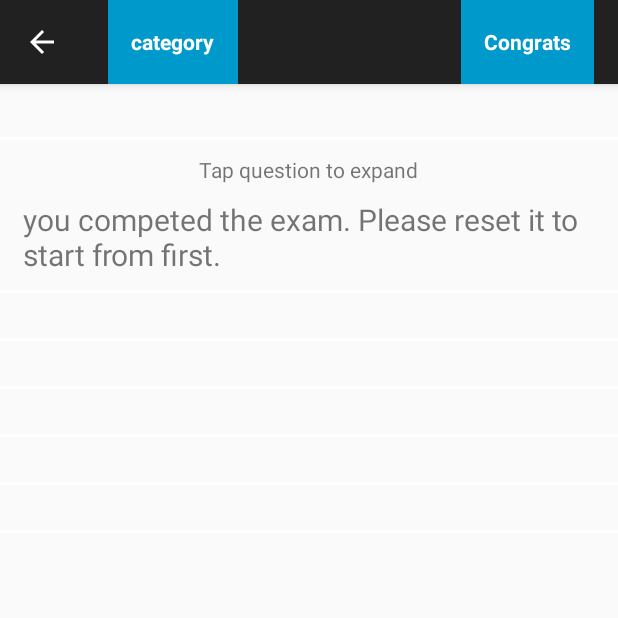
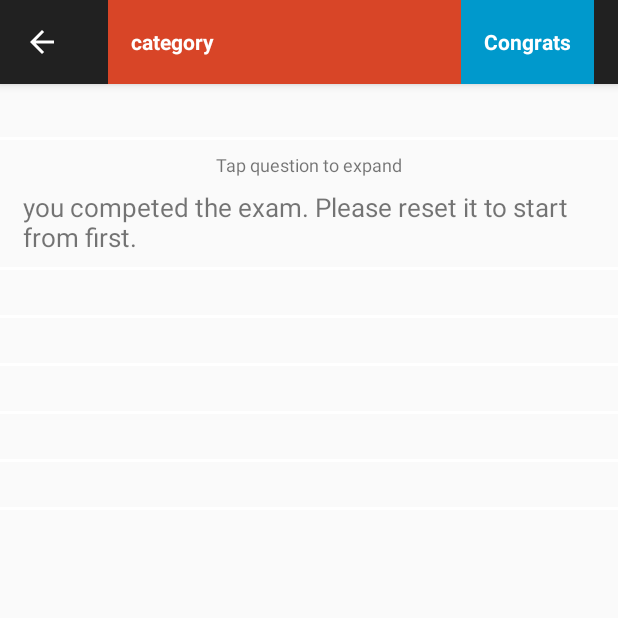
Before and after one commit to prasanna20/examframework, an Android app: the Questionhome screen opened directly, with no data from a screen before it, on a phone screen of 412 x 824 dp, the top half of it. Run offline under Robolectric (Android 15) with nearby library versions, the phone set to English and light mode, and no system bars; our stand-ins replace AdMob; libraries missing offline, so code that uses them is left out: com.yyxqsg.bsyduo229750; plain views replace AdView; 7 statements that could not run were skipped.

Commit message:
cosmetic changes

```diff
--- a/app/src/main/res/layout/actionbar_homeactivity.xml
+++ b/app/src/main/res/layout/actionbar_homeactivity.xml
@@ -2,6 +2,7 @@
 <RelativeLayout xmlns:android="http://schemas.android.com/apk/res/android"
     android:layout_width="match_parent"
     android:layout_height="match_parent"
+    android:background="#d84527"
     android:orientation="vertical" >
 
 
@@ -12,9 +13,9 @@
         android:layout_height="fill_parent"
         android:gravity="center_vertical"
         android:layout_centerHorizontal="true"
+        android:textColor="#ffffff"
         android:textStyle="bold"
         android:text="@string/app_name"
-        android:background="@color/actionbar"
         android:paddingLeft="15dp"
         android:paddingRight="15dp"
         />
--- a/app/src/main/res/layout/actionbar_questionhome.xml
+++ b/app/src/main/res/layout/actionbar_questionhome.xml
@@ -1,6 +1,6 @@
 <?xml version="1.0" encoding="utf-8"?>
 <RelativeLayout xmlns:android="http://schemas.android.com/apk/res/android"
-
+    android:background="#d84527"
     android:layout_width="match_parent"
     android:layout_height="match_parent"
     android:orientation="vertical" >
@@ -16,7 +16,6 @@
         android:text="category"
         android:layout_centerVertical="true"
         android:textColor="#ffffff"
-        android:background="@color/actionbar"
         android:paddingLeft="15dp"
         android:paddingRight="15dp"
         android:layout_alignParentLeft="true"
--- a/app/src/main/res/layout/actionbar_scoreactivity.xml
+++ b/app/src/main/res/layout/actionbar_scoreactivity.xml
@@ -2,7 +2,8 @@
 <RelativeLayout xmlns:android="http://schemas.android.com/apk/res/android"
     android:layout_width="match_parent"
     android:layout_height="match_parent"
-    android:orientation="vertical" >
+    android:orientation="vertical"
+    android:background="@color/actionbar">
 
 
 
@@ -14,7 +15,6 @@
         android:layout_centerHorizontal="true"
         android:textStyle="bold"
         android:text="@string/score_actionbarname"
-        android:background="@color/actionbar"
         android:paddingLeft="15dp"
         android:paddingRight="15dp"
         />
--- a/app/src/main/res/layout/activity_questionhome.xml
+++ b/app/src/main/res/layout/activity_questionhome.xml
@@ -39,10 +39,10 @@
                 android:layout_height="wrap_content"
                 android:layout_below="@+id/primerdivisor"
                 android:layout_centerHorizontal="true"
-                android:layout_marginTop="10dp"
+                android:layout_marginTop="8dp"
                 android:clickable="true"
                 android:text="Tap question to expand"
-                android:textSize="14sp"
+                android:textSize="12sp"
 
                 />
 
@@ -56,11 +56,11 @@
                 android:paddingRight="15dp"
                 android:layout_centerHorizontal="true"
                 android:ellipsize="end"
-                android:maxLines="3"
-                android:paddingBottom="10dp"
-                android:paddingTop="10dp"
+                android:maxLines="4"
+                android:paddingBottom="8dp"
+                android:paddingTop="8dp"
                 android:text="We fear to ask question to you!"
-                android:textSize="20dp" />
+                android:textSize="17dp" />
 
             <View
                 android:id="@+id/primerdivisor1"
@@ -77,8 +77,9 @@
                 android:layout_below="@+id/primerdivisor1"
                 android:layout_centerHorizontal="true"
                 android:background="#f2f2f2"
+                android:maxLines="2"
                 android:text="A"
-                android:textSize="20dp"
+                android:textSize="18dp"
 
                 />
 
@@ -97,8 +98,9 @@
                 android:layout_below="@+id/primerdivisor2"
                 android:layout_centerHorizontal="true"
                 android:background="#efeded"
+                android:maxLines="2"
                 android:text="B"
-                android:textSize="20dp"
+                android:textSize="18dp"
 
                 />
 
@@ -117,8 +119,9 @@
                 android:layout_below="@+id/primerdivisor3"
                 android:layout_centerHorizontal="true"
                 android:background="#f2f2f2"
+                android:maxLines="2"
                 android:text="C"
-                android:textSize="20dp"
+                android:textSize="18dp"
 
                 />
 
@@ -128,7 +131,7 @@
                 android:layout_height="2dp"
                 android:layout_below="@+id/txtanswer3"
                 android:background="#ffffff"
-                android:paddingBottom="10dp" />
+                android:paddingBottom="18dp" />
 
             <Button
                 android:id="@+id/txtanswer4"
@@ -137,8 +140,9 @@
                 android:layout_below="@+id/primerdivisor4"
                 android:layout_centerHorizontal="true"
                 android:background="#efeded"
+                android:maxLines="2"
                 android:text="D"
-                android:textSize="20dp"
+                android:textSize="18dp"
 
                 />
 
@@ -158,8 +162,9 @@
                 android:layout_below="@+id/primerdivisor5"
                 android:layout_centerHorizontal="true"
                 android:background="#f2f2f2"
+                android:maxLines="2"
                 android:text="E"
-                android:textSize="20dp"
+                android:textSize="18dp"
 
                 />
 
@@ -171,14 +176,6 @@
                 android:background="#ffffff"
                 android:paddingBottom="30dp" />
 
-            <!--  <Button
-                  android:id="@+id/Nextquestion"
-                  android:layout_width="wrap_content"
-                  android:layout_height="60dp"
-                  android:layout_alignParentLeft="true"
-                  android:text="@string/skip"
-                  android:layout_below="@+id/primerdivisor5" />-->
-
             <Button
                 android:id="@+id/showanswer"
                 android:layout_width="fill_parent"
@@ -186,21 +183,14 @@
                 android:layout_below="@+id/primerdivisor6"
                 android:text="@string/show_answer" />
 
-
-
         </RelativeLayout>
 
-
-
     </ScrollView>
-
-
-
 
         <RelativeLayout
             android:id="@+id/top_layout"
             android:layout_width="match_parent"
-            android:layout_height="200dp"
+            android:layout_height="match_parent"
             android:background="#88666666"
             android:layout_alignParentBottom="true">
 
@@ -252,7 +242,8 @@
             android:layout_width="wrap_content"
             android:layout_height="wrap_content"
             android:layout_centerHorizontal="true"
-            android:layout_centerVertical="true"
+           android:layout_alignParentTop="true"
+            android:paddingTop="20dp"
             android:paddingLeft="3dp"
             android:paddingRight="2dp"
             android:layout_marginTop="30dp"
@@ -260,8 +251,7 @@
             android:clickable="true"
             android:text="Sorry .. Something went wrong.."
             android:textColor="#000000"
-            android:textSize="20sp"
-            android:textStyle="bold" />
+            android:textSize="20sp"/>
 
 
     </RelativeLayout>
```
